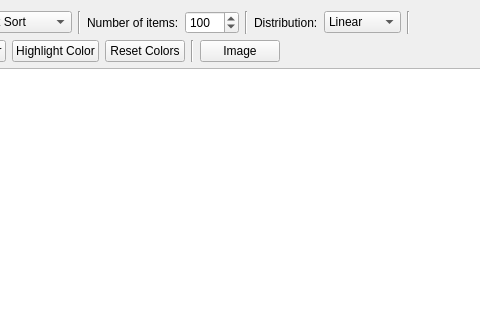
vlasopoulos/AlgorithmVisualisation, file sortingtab.ui: the form before one commit; both pictures show x 197 to 677 and y 0 to 320 of the 1280 by 720 pixel window.
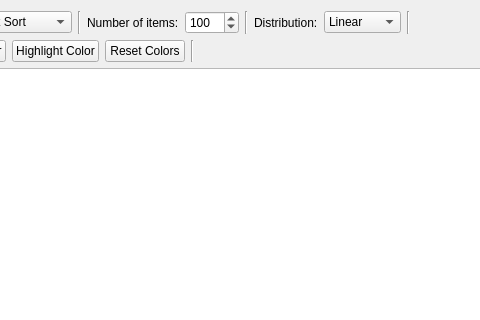
The form after the commit.

Commit message: removed image button, commented out capturing image

```diff
--- a/sortingtab.ui
+++ b/sortingtab.ui
@@ -210,13 +210,6 @@
          </property>
         </widget>
        </item>
-       <item>
-        <widget class="QPushButton" name="pushButton">
-         <property name="text">
-          <string>Image</string>
-         </property>
-        </widget>
-       </item>
        <item>
         <spacer name="horizontalSpacer_2">
          <property name="orientation">
```
The commit also changes 2 other files.
